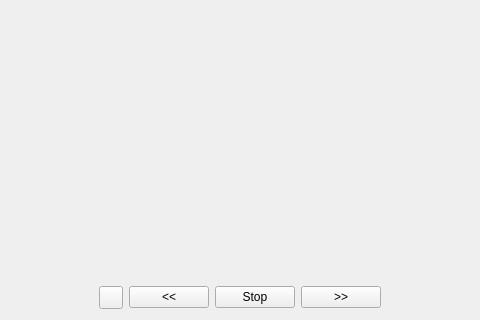
This is retroshare-gui/src/gui/PhotoShare/PhotoSlideShow.ui in RetroShare/RetroShare as Qt 5 draws it before an edit; both pictures show x 147 to 627 and y 351 to 671 of the 747 by 671 pixel window. The edited form follows.
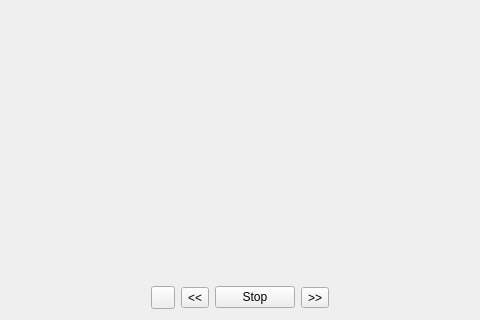
This is the edited form. Icons and pictures are not drawn.

Diff of the .ui file:
```diff
--- a/retroshare-gui/src/gui/PhotoShare/PhotoSlideShow.ui
+++ b/retroshare-gui/src/gui/PhotoShare/PhotoSlideShow.ui
@@ -107,7 +107,7 @@
       </widget>
      </item>
      <item>
-      <widget class="QPushButton" name="pushButton_ShiftLeft">
+      <widget class="QToolButton" name="toolButton_ShiftLeft">
        <property name="text">
         <string>&lt;&lt;</string>
        </property>
@@ -124,7 +124,7 @@
       </widget>
      </item>
      <item>
-      <widget class="QPushButton" name="pushButton_ShiftRight">
+      <widget class="QToolButton" name="toolButton_ShiftRight">
        <property name="text">
         <string>&gt;&gt;</string>
        </property>
```
